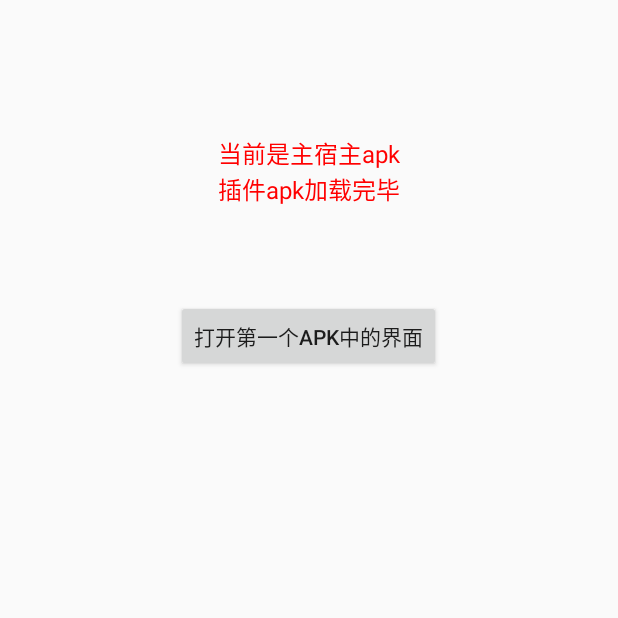
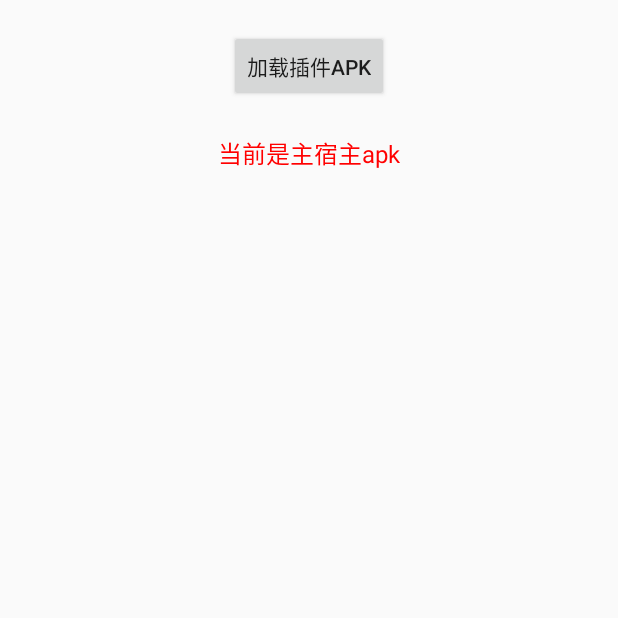
Before and after one commit to lipeng2015/plugin_demo, an Android app: the screen it shows after launch (MainActivity), on a phone screen of 412 x 824 dp, the top half of it. Run offline under Robolectric (Android 15) with nearby library versions, the phone set to English and light mode, and no system bars.

Commit message:
增加动态加载效果

```diff
--- a/app/src/main/java/com/pluggable/MainActivity.java
+++ b/app/src/main/java/com/pluggable/MainActivity.java
@@ -6,6 +6,7 @@ import androidx.appcompat.app.AppCompatActivity;
 import android.os.Bundle;
 import android.os.Handler;
 import android.os.Message;
+import android.os.SystemClock;
 import android.util.Log;
 import android.view.View;
 import android.widget.Button;
@@ -28,6 +29,7 @@ public class MainActivity extends AppCompatActivity implements Runnable,Handler.
     private TextView showFont;
     private ProgressBar progressBar;
     private Button openOneApk;
+    private Button load_apk;
 
     @Override
     protected void onCreate(Bundle savedInstanceState) {
@@ -36,9 +38,8 @@ public class MainActivity extends AppCompatActivity implements Runnable,Handler.
         showFont= (TextView) findViewById(R.id.show_font);
         progressBar= (ProgressBar) findViewById(R.id.progressbar);
         openOneApk= (Button) findViewById(R.id.open_one_apk);
-
-        handler=new Handler(this);
-        new Thread(this).start();
+        load_apk = findViewById(R.id.load_apk);
+        load_apk.setOnClickListener(this);
     }
 
     @Override
@@ -52,16 +53,25 @@ public class MainActivity extends AppCompatActivity implements Runnable,Handler.
 
     @Override
     public void onClick(View v) {
-        if (v.getId()==R.id.open_one_apk)
-        {
+        if(v.getId() == R.id.load_apk){
+            showFont.setText("当前是主宿主apk \n 插件apk加载中...");
+            progressBar.setVisibility(View.VISIBLE);
+            handler=new Handler(this);
+            new Thread(this).start();
+        }
+
+        if (v.getId()==R.id.open_one_apk) {
             //className配置ROOT_CLASS_NAME，即跳转apk_one的主页面
             //className配置two_class，即跳转apk_one的com.example.apk_one.TwoClass这个页面
             PlugUtils.goActivity(this, FIRST_APK_KEY, PlugConfig.ROOT_CLASS_NAME);
         }
+
     }
 
     @Override
     public void run() {
+        //为了看加载效果 - -
+        SystemClock.sleep(1000);
         String s = "apk_one-debug.apk";
         String dexOutPath="dex_output2";
         File nativeApkPath = PlugUtils.getNativeApkPath(getApplicationContext(), s);
--- a/app/src/main/res/layout/activity_main.xml
+++ b/app/src/main/res/layout/activity_main.xml
@@ -10,7 +10,7 @@
         android:layout_centerHorizontal="true"
         android:layout_marginTop="90dp"
         android:gravity="center"
-        android:text="当前是主宿主apk \n 插件apk加载中..."
+        android:text="当前是主宿主apk"
         android:textColor="#ff0000"
         android:textSize="16sp" />
 
@@ -19,6 +19,7 @@
         android:layout_width="wrap_content"
         android:layout_height="wrap_content"
         android:layout_centerHorizontal="true"
+        android:visibility="gone"
         android:layout_marginTop="140dp" />
 
     <Button
@@ -30,5 +31,12 @@
         android:text="打开第一个apk中的界面"
         android:visibility="gone" />
 
-
+    <Button
+        android:id="@+id/load_apk"
+        android:layout_width="wrap_content"
+        android:layout_height="wrap_content"
+        android:layout_centerHorizontal="true"
+        android:layout_marginTop="20dp"
+        android:text="加载插件apk"
+        android:visibility="visible" />
 </RelativeLayout>
```
